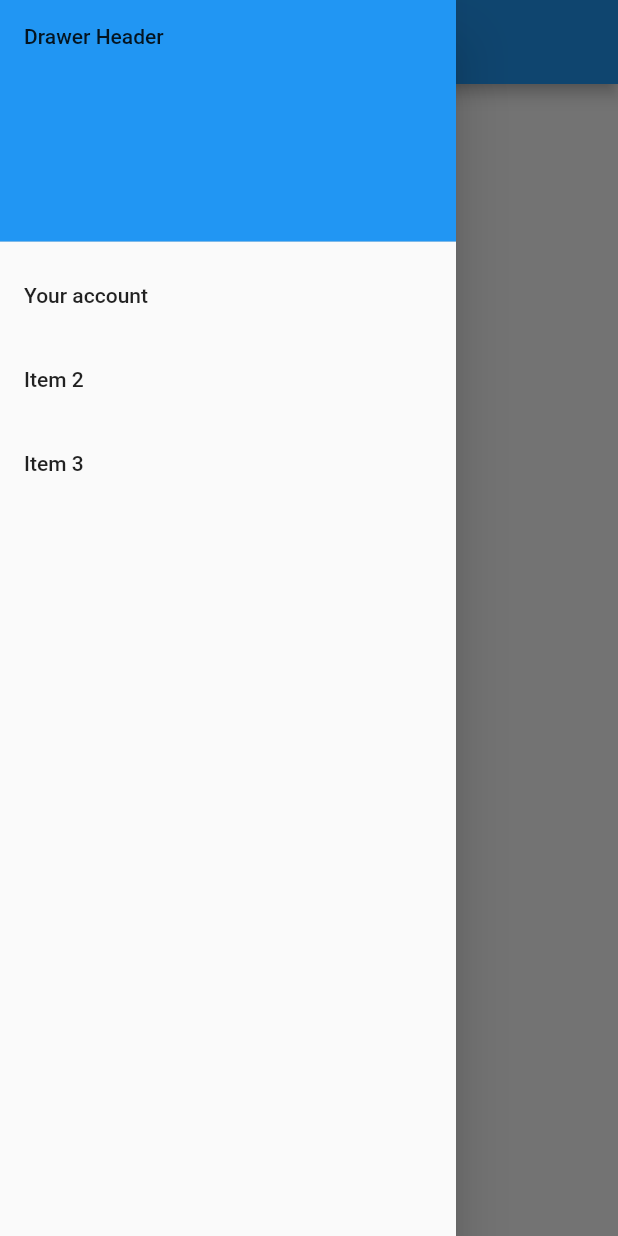
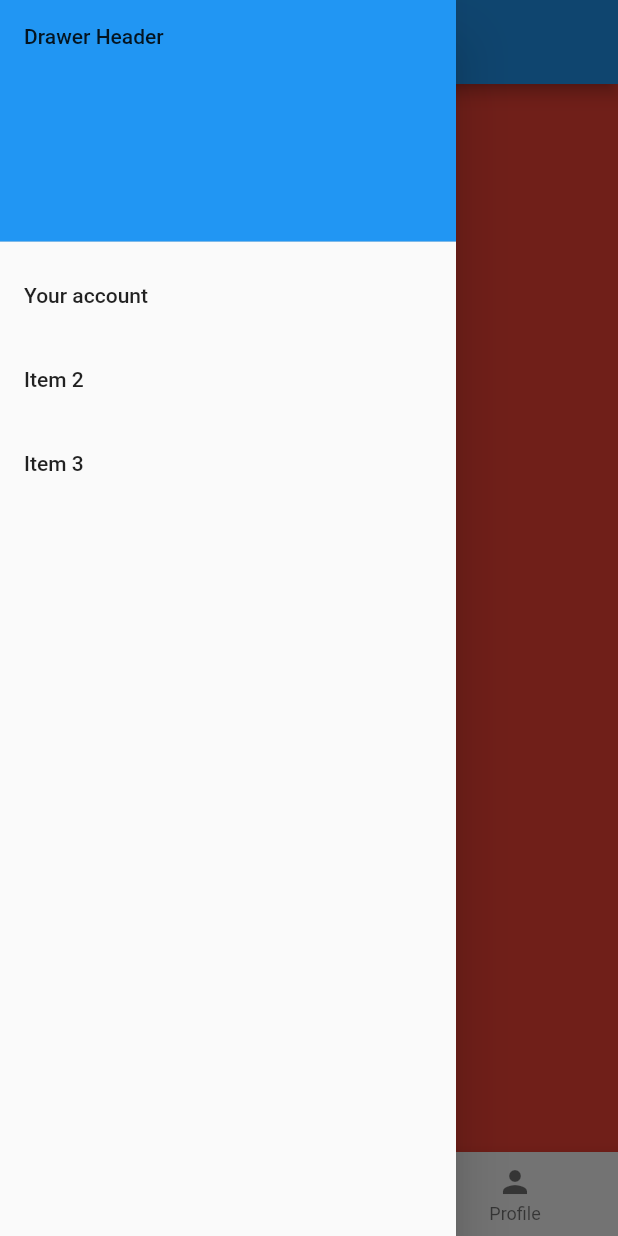
Before and after one commit to caiohportella/bootcamp-santander, a Flutter app: the HomePage screen opened directly, with the side drawer open, on a phone screen of 412 x 824 dp. Run offline on Flutter 3.47's test engine with Material 2 defaults, Android fonts, the light colour scheme and no system bars; our stand-ins replace google_fonts.

Commit message:
feat: added navegation

```diff
--- a/apps/trilhaapp/lib/my_app.dart
+++ b/apps/trilhaapp/lib/my_app.dart
@@ -1,5 +1,6 @@
 import 'package:flutter/material.dart';
 import 'package:google_fonts/google_fonts.dart';
+import 'package:trilhaapp/pages/home_page.dart';
 import 'package:trilhaapp/pages/login_page.dart';
 
 
@@ -15,7 +16,7 @@ class MyApp extends StatelessWidget {
           Theme.of(context).textTheme,
         ),
       ),
-      home: const LoginPage(),
+      home: const HomePage(),
     );
   }
 }
--- a/apps/trilhaapp/lib/pages/home_page.dart
+++ b/apps/trilhaapp/lib/pages/home_page.dart
@@ -1,4 +1,7 @@
 import 'package:flutter/material.dart';
+import 'package:trilhaapp/pages/pageView/page.dart';
+import 'package:trilhaapp/pages/pageView/page2.dart';
+import 'package:trilhaapp/pages/pageView/page3.dart';
 import 'package:trilhaapp/pages/register_page.dart';
 
 class HomePage extends StatefulWidget {
@@ -9,6 +12,9 @@ class HomePage extends StatefulWidget {
 }
 
 class _HomePageState extends State<HomePage> {
+  PageController pageController = PageController(initialPage: 0);
+  int pageIndex = 0;
+
   @override
   Widget build(BuildContext context) {
     return SafeArea(
@@ -31,7 +37,9 @@ class _HomePageState extends State<HomePage> {
                   Navigator.pushReplacement(
                     context,
                     MaterialPageRoute(
-                      builder: (context) => const RegisterPage(),
+                      builder: (context) => const RegisterPage(
+                          text: "Your account",
+                          data: ["Nome", "Email", "Senha"]),
                     ),
                   );
                 },
@@ -51,6 +59,42 @@ class _HomePageState extends State<HomePage> {
             ],
           ),
         ),
+        body: Column(
+          children: [
+            Expanded(
+              child: PageView(
+                controller: pageController,
+                onPageChanged: (value) {
+                  setState(() {
+                    pageIndex = value;
+                  });
+                },
+                children: const [
+                  PageOne(),
+                  PageTwo(),
+                  PageThree(),
+                ],
+              ),
+            ),
+            BottomNavigationBar(
+                onTap: (value) => pageController.jumpToPage(value),
+                currentIndex: pageIndex,
+                items: const [
+                  BottomNavigationBarItem(
+                    icon: Icon(Icons.home),
+                    label: "Home",
+                  ),
+                  BottomNavigationBarItem(
+                    icon: Icon(Icons.search),
+                    label: "Search",
+                  ),
+                  BottomNavigationBarItem(
+                    icon: Icon(Icons.person),
+                    label: "Profile",
+                  ),
+                ])
+          ],
+        ),
       ),
     );
   }
--- /dev/null
+++ b/apps/trilhaapp/lib/pages/pageView/page.dart
@@ -0,0 +1,17 @@
+import 'package:flutter/material.dart';
+
+class PageOne extends StatefulWidget {
+  const PageOne({super.key});
+
+  @override
+  State<PageOne> createState() => _PageOneState();
+}
+
+class _PageOneState extends State<PageOne> {
+  @override
+  Widget build(BuildContext context) {
+    return Container(
+              color: Colors.red,
+            );
+  }
+}
```
Also changed, not shown: apps/trilhaapp/lib/pages/pageView/page2.dart (added, +17 -0 lines), apps/trilhaapp/lib/pages/pageView/page3.dart (added, +17 -0 lines), apps/trilhaapp/lib/pages/register_page.dart (+7 -3 lines).
